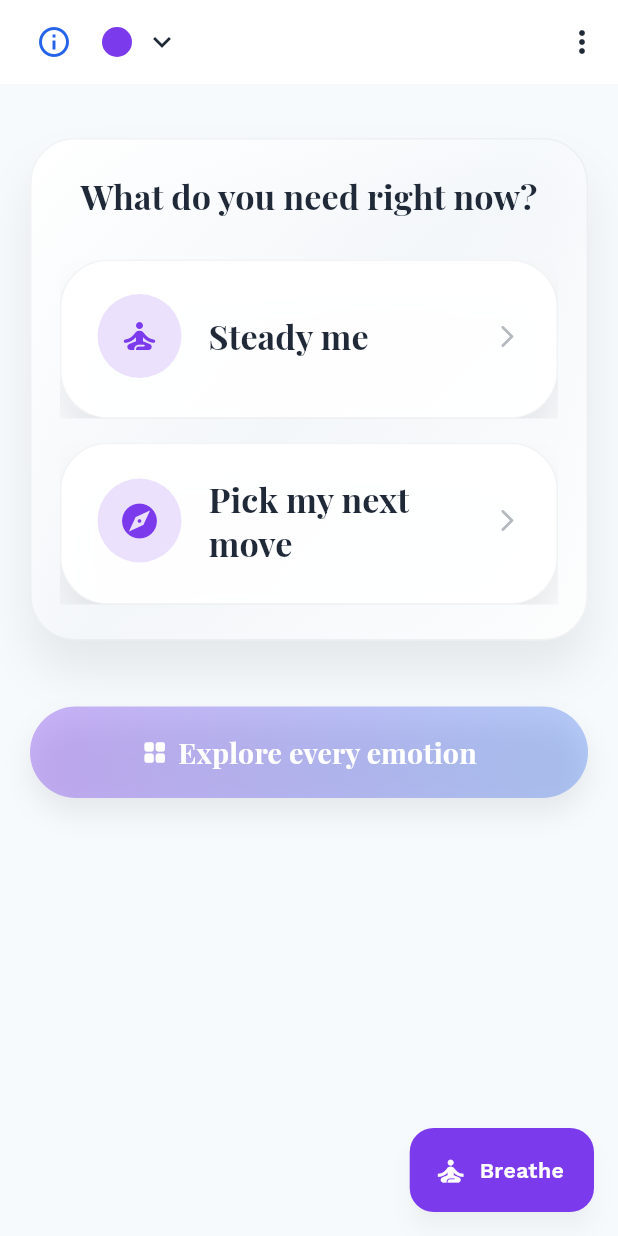
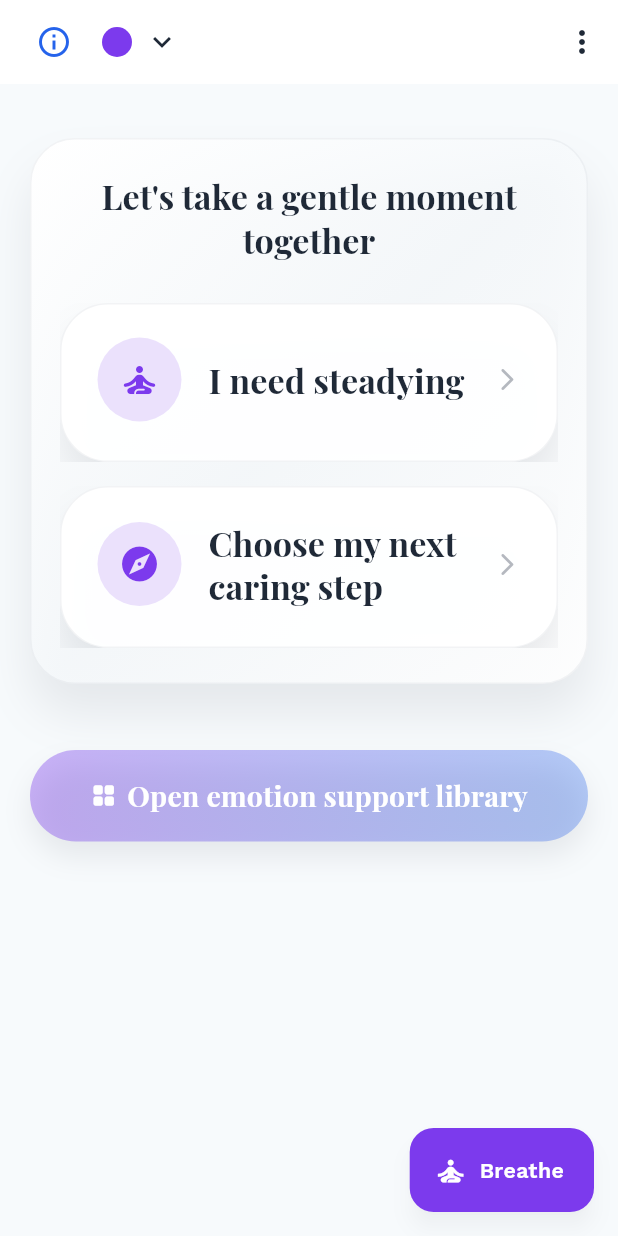
Before and after one commit to GlockTwentyFive/feelbetter, a Flutter app: the screen it shows after launch, on a phone screen of 412 x 824 dp. Run offline on Flutter 3.47's test engine with Material 3 defaults, Android fonts, the phone set to English and light mode, and no system bars; our stand-ins replace google_fonts, shared_preferences.

Commit message:
Soften Calm Home tone for supportive onboarding

```diff
--- a/lib/views/calm_home_view.dart
+++ b/lib/views/calm_home_view.dart
@@ -3,6 +3,7 @@ import 'package:provider/provider.dart';
 
 import '../providers/app_state.dart';
 import '../theme/app_theme.dart';
+import 'manage_emotions_view.dart';
 
 class CalmHomeView extends StatelessWidget {
   const CalmHomeView({super.key});
@@ -168,7 +169,7 @@ class _QuickStartHero extends StatelessWidget {
               crossAxisAlignment: CrossAxisAlignment.center,
               children: [
                 Text(
-                  'What do you need right now?',
+                  "Let's take a gentle moment together",
                   textAlign: TextAlign.center,
                   style: headlineStyle,
                 ),
@@ -200,42 +201,42 @@ class _QuickStartHero extends StatelessWidget {
   List<_QuickActionData> _buildQuickActions(FeelBetterTheme tokens) {
     return [
       _QuickActionData(
-        title: 'Steady me',
+        title: 'I need steadying',
         icon: Icons.self_improvement_rounded,
         gradient: [tokens.accentPrimary, tokens.accentSecondary],
-        intro: 'Use this quick grounding sequence when everything feels fuzzy and you need a calmer baseline first.',
+        intro: 'A soft grounding sequence for the moments when everything feels fuzzy and you want a calmer baseline first.',
         steps: const [
           _QuickActionStep(
-            title: 'Anchor your breath',
-            detail: 'Inhale for 4, hold for 1, exhale for 6. Drop your shoulders on every exhale for 6 cycles.',
+            title: 'Soften your breath',
+            detail: 'Breathe in for 4, pause for 1, and exhale for 6. Let your shoulders melt on every out-breath for 6 gentle rounds.',
           ),
           _QuickActionStep(
-            title: 'Reset your senses',
-            detail: 'Press your palms together for 5 seconds, release, then name one thing you can see, hear, and touch.',
+            title: 'Settle your senses',
+            detail: 'Press your palms together for 5 seconds, release, then quietly name one thing you can see, hear, and touch.',
           ),
           _QuickActionStep(
-            title: 'Choose one gentle action',
-            detail: 'Sip water, stand and stretch, or step outside for fresh air for 30 seconds.',
+            title: 'Offer yourself one gentle action',
+            detail: 'Sip water, stand and stretch, or step outside for fresh air for half a minute—whichever feels kindest.',
           ),
         ],
       ),
       _QuickActionData(
-        title: 'Pick my next move',
+        title: 'Choose my next caring step',
         icon: Icons.explore_rounded,
         gradient: [tokens.accentTertiary, tokens.accentPrimary],
-        intro: 'Walk through these prompts to spot what needs care right now and choose a small move.',
+        intro: 'Follow these prompts to notice what needs care right now and choose a tiny next step that feels supportive.',
         steps: const [
           _QuickActionStep(
-            title: 'Notice your signal',
-            detail: 'Ask “What is loudest—my body, my thoughts, or the situation?” Write down the first answer.',
+            title: "Notice what's loud",
+            detail: 'Ask “What feels loudest—my body, my thoughts, or the situation?” Jot down whatever surfaces first.',
           ),
           _QuickActionStep(
-            title: 'Match a support',
-            detail: 'Body loud? Try breath or movement. Thoughts loud? Jot them down. Situation loud? List one thing you can influence.',
+            title: 'Match a kind support',
+            detail: 'Body loud? Try a breath or movement. Thoughts loud? Scribble them out. Situation loud? Note one thing you can gently influence.',
           ),
           _QuickActionStep(
-            title: 'Start the next micro-step',
-            detail: 'Set a 2-minute timer and begin that one action. Check in again afterward to see what shifted.',
+            title: 'Begin with one micro-step',
+            detail: 'Set a 2-minute timer, start that one action, and check back in afterward to notice any shift.',
           ),
         ],
       ),
@@ -350,11 +351,15 @@ class _QuickActionSheet extends StatelessWidget {
             const SizedBox(height: 28),
             FilledButton.icon(
               onPressed: () {
-                Navigator.of(context).pop();
+                Navigator.of(context).push(
+                  MaterialPageRoute<void>(
+                    builder: (context) => const ManageEmotionsView(),
+                  ),
+                );
                 onExploreEmotions();
               },
               icon: const Icon(Icons.grid_view_rounded),
-              label: const Text('Browse all emotions'),
+              label: const Text('See emotion support library'),
             ),
           ],
         ),
@@ -518,7 +523,7 @@ class _HomeSidePanel extends StatelessWidget {
             child: FilledButton.icon(
               onPressed: onExploreEmotions,
               icon: const Icon(Icons.grid_view_rounded),
-              label: const Text('Explore every emotion'),
+              label: const Text('Open emotion support library'),
               style: FilledButton.styleFrom(
                 backgroundColor: Colors.transparent,
                 foregroundColor: tokens.textOnAccent,
```
